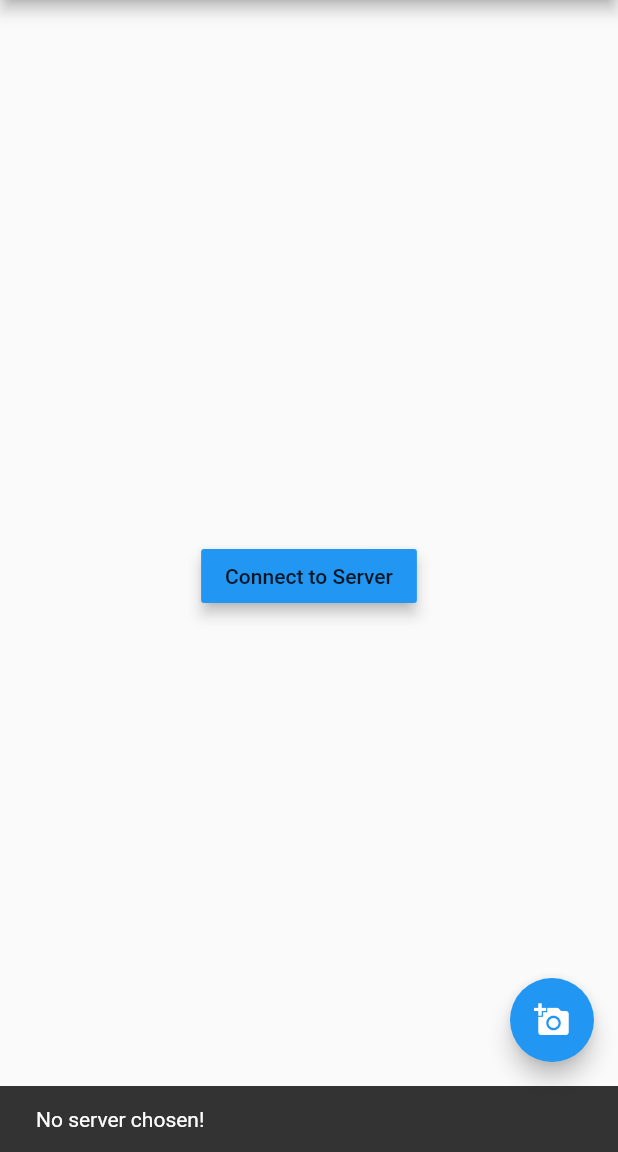
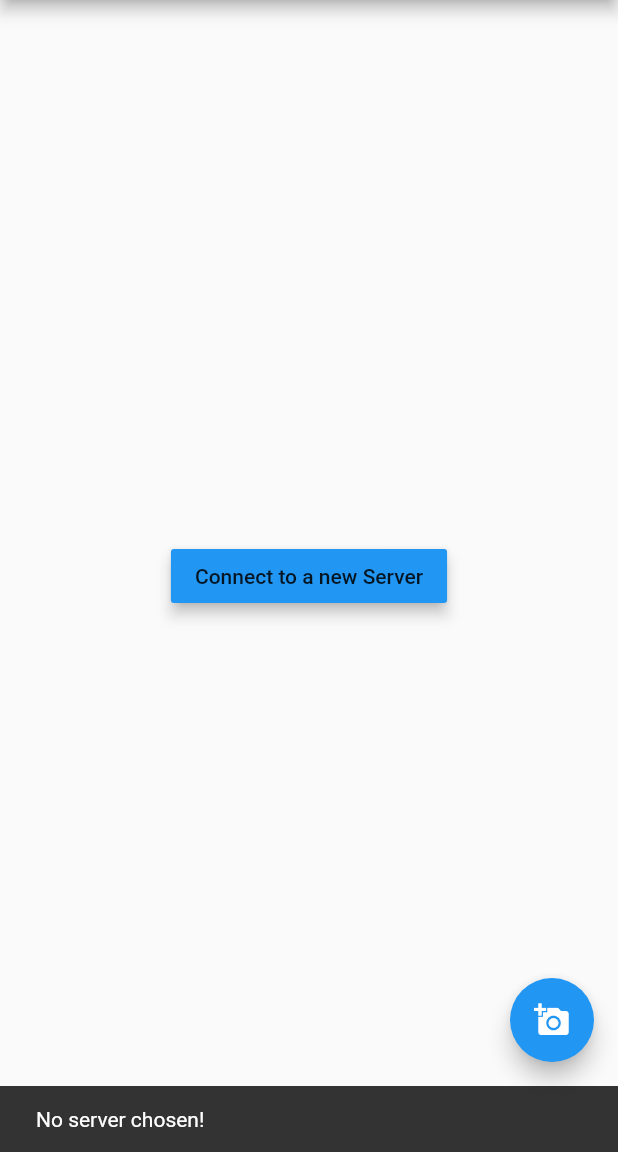
Before and after one commit to lagmoellertim/ImageShare-App, a Flutter app: the screen it shows after launch, after a tap on the "add a photo" icon, on a phone screen of 412 x 824 dp, the part 84-1236 px from its top. Run offline on Flutter 3.47's test engine with Material 2 defaults, Android fonts, the phone set to English and light mode, and no system bars; our stand-ins replace image_picker; missing offline and left inert: http_client, qrcode_reader.

```diff
--- a/lib/main.dart
+++ b/lib/main.dart
@@ -39,11 +39,11 @@ class _BasePageState extends State<BasePage> {
   String server;
   final GlobalKey<ScaffoldState> _scaffoldstate = new GlobalKey<ScaffoldState>();
 
-
   @override
   initState() {
     super.initState();
   }
+
   void showSnackBar(String value) {
     _scaffoldstate.currentState.showSnackBar(new SnackBar(
       content: new Text(value),
@@ -77,7 +77,7 @@ class _BasePageState extends State<BasePage> {
   Widget build(BuildContext context) {
     Widget body = new Center(
       child: new RaisedButton(
-        child: const Text('Connect to Server'),
+        child: const Text('Connect to a new Server'),
         color: Theme.of(context).accentColor,
         elevation: 4.0,
         splashColor: Colors.blueGrey,
@@ -103,18 +103,21 @@ class _BasePageState extends State<BasePage> {
             ),
     );
   }
+
   Future delay() async{
-    return new Future.delayed(new Duration(milliseconds: 700));
+    return new Future.delayed(new Duration(milliseconds: 500));
   }
+
   void pickImage() async{
     if(server!=null) {
       imageFile = await ImagePicker.pickImage();
       await delay();
-      await sendHTTPFile(server, imageFile);
+      sendHTTPFile(server, imageFile);
     } else {
       showSnackBar("No server chosen!");
     }
   }
+
   void scanQR() async{
     var setServer = true;
     if(server!=null){
--- a/pubspec.yaml
+++ b/pubspec.yaml
@@ -8,12 +8,11 @@ dependencies:
   # The following adds the Cupertino Icons font to your application.
   # Use with the CupertinoIcons class for iOS style icons.
   cupertino_icons: ^0.1.0
-  qrcode_reader: ^0.3.2
+  qrcode_reader: "^0.3.2"
   camera: "^0.1.0"
   path_provider: "^0.4.0"
   image_picker: "^0.3.0"
   http_client: "^0.3.1"
-  crypto: "^2.0.2+1"
   path: "^1.5.1"
 
 dev_dependencies:
```
Also changed, not shown: 1 other file.
